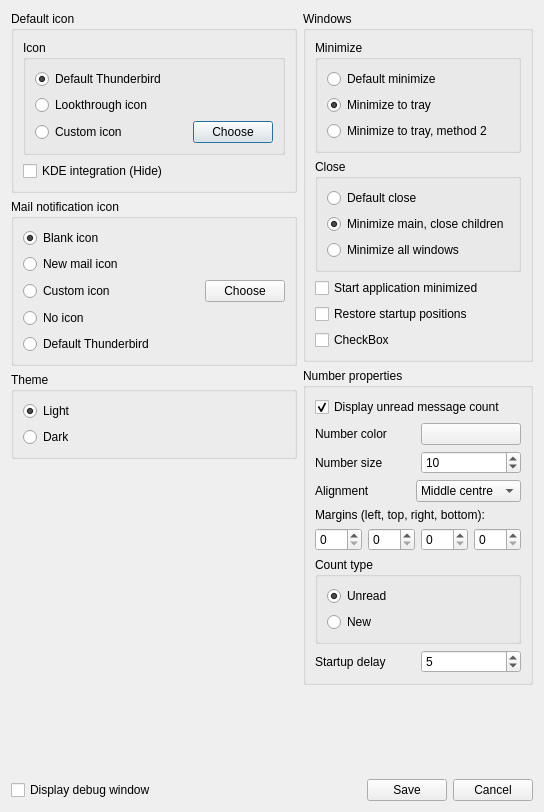
Before: the Qt Designer form app/SysTray-X/SysTray-X-app/preferences.ui in Ximi1970/systray-x, drawn with Qt 5.
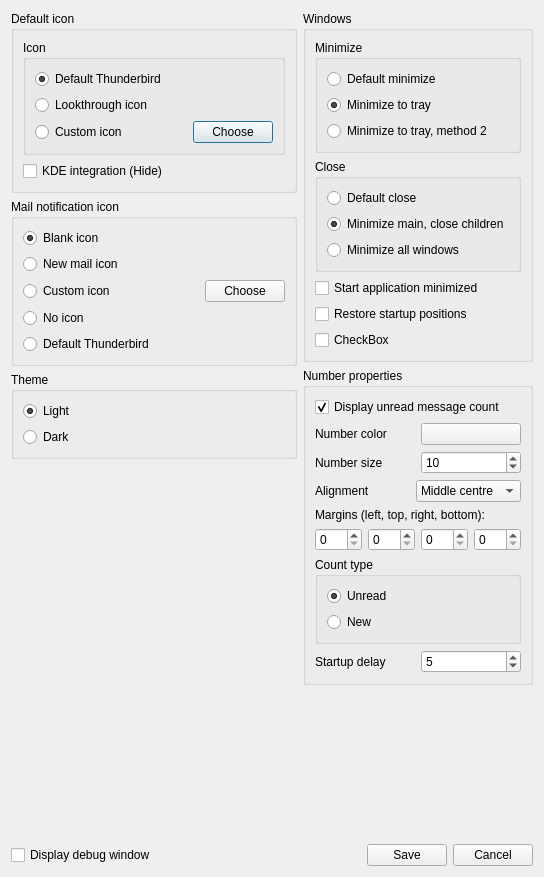
After: the same form once the commit is applied. Icons and pictures are not drawn.

Commit message: Minimize pref dialog

The edit to the form file:
```diff
--- a/app/SysTray-X/SysTray-X-app/preferences.ui
+++ b/app/SysTray-X/SysTray-X-app/preferences.ui
@@ -7,15 +7,9 @@
     <x>0</x>
     <y>0</y>
     <width>544</width>
-    <height>812</height>
+    <height>877</height>
    </rect>
   </property>
-  <property name="sizePolicy">
-   <sizepolicy hsizetype="Preferred" vsizetype="Minimum">
-    <horstretch>0</horstretch>
-    <verstretch>0</verstretch>
-   </sizepolicy>
-  </property>
   <property name="windowTitle">
    <string>SysTray-X Preferences</string>
   </property>
```
Left out of the diff: 8 changed lines with no effect on the pictures. The commit also changes 1 other file.
